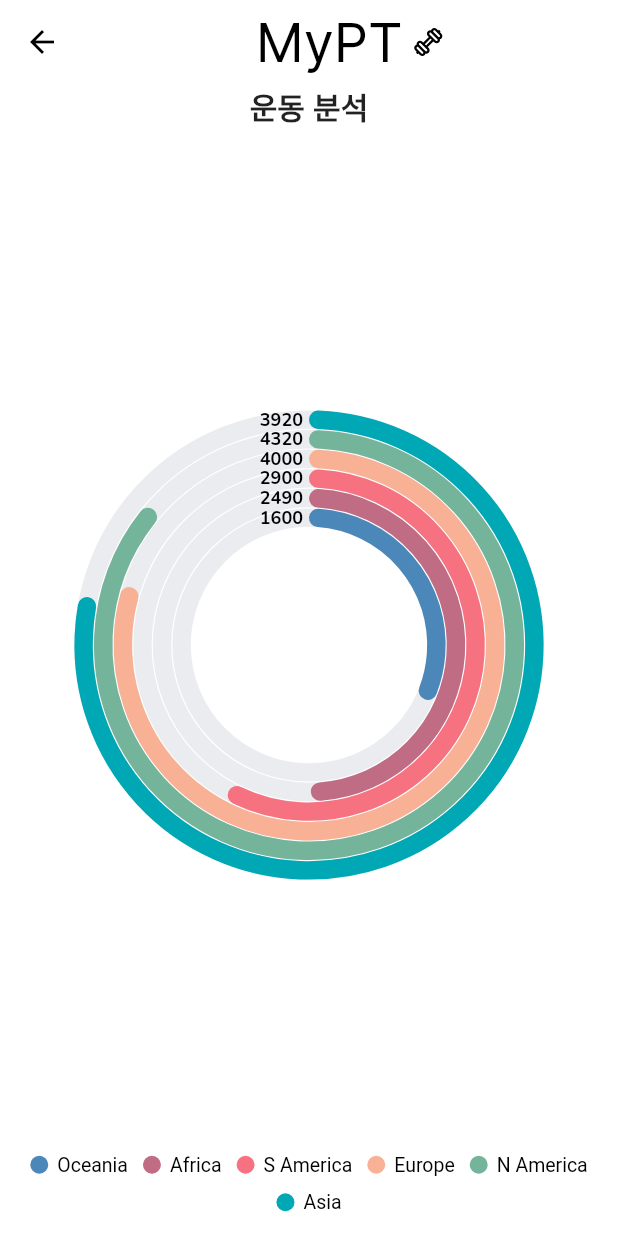
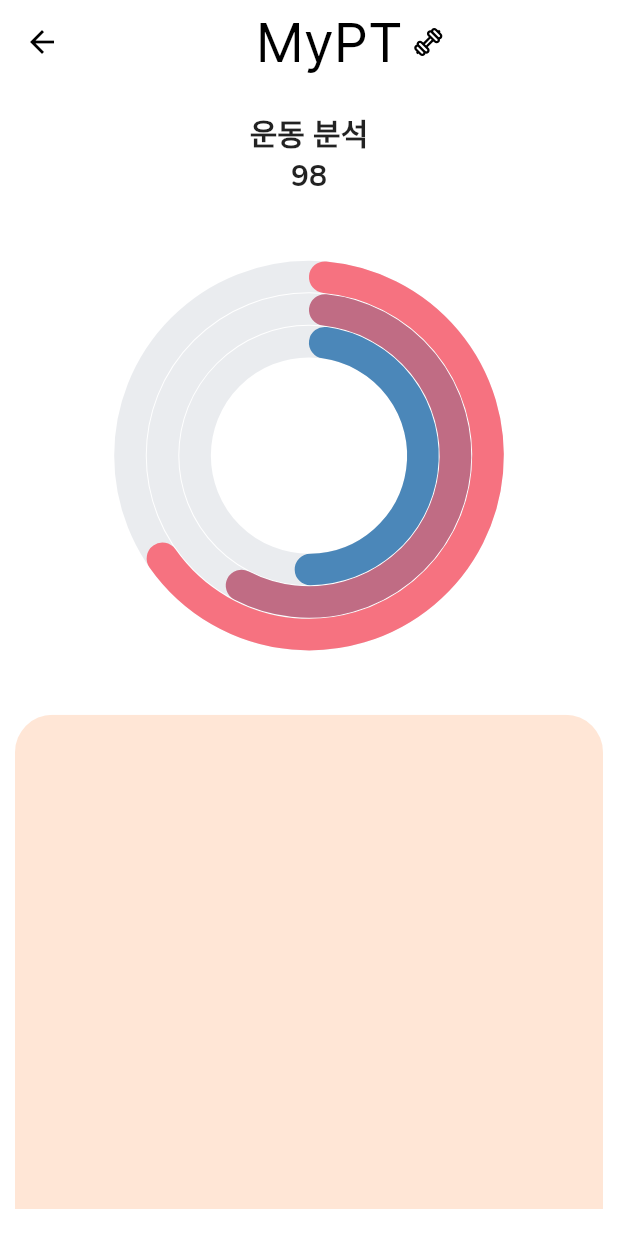
Before and after one commit to MuSeongPark/AI_APP_MyPT_StrongFriends, a Flutter app: the HomePage screen opened directly, after a tap on "당신의 운동을", on a phone screen of 412 x 824 dp. Run offline on Flutter 3.47's test engine with Material 2 defaults, Android fonts, the light colour scheme and no system bars; our stand-ins replace camera, flutter_signin_button, flutter_tts, get, image_picker, line_awesome_flutter and 1 more; missing offline and left inert: google_ml_kit; network calls fail.

Commit message:
Graph UI on Progress

```diff
--- a/mypt/lib/components/leaderboard_tile.dart
+++ b/mypt/lib/components/leaderboard_tile.dart
@@ -22,7 +22,7 @@ class LeaderBoardTile extends StatelessWidget {
         elevation: 2,
         shape: RoundedRectangleBorder(
             side: BorderSide(color: Colors.deepPurple, width: 0.5),
-            borderRadius: BorderRadius.circular(15)),
+            borderRadius: BorderRadius.circular(25)),
         child: Padding(
           padding: const EdgeInsets.symmetric(horizontal: 10.0),
           child: Row(
--- a/mypt/lib/screens/analysis/analysis_page.dart
+++ b/mypt/lib/screens/analysis/analysis_page.dart
@@ -4,11 +4,19 @@ import 'package:mypt/utils/build_appbar.dart';
 import 'package:syncfusion_flutter_charts/charts.dart';
 
 class AnalysisPage extends StatefulWidget {
+  final String? muscle;
+
+  AnalysisPage(this.muscle);
+
   @override
-  State<AnalysisPage> createState() => _AnalysisPageState();
+  State<AnalysisPage> createState() => _AnalysisPageState(muscle);
 }
 
 class _AnalysisPageState extends State<AnalysisPage> {
+  final String? muscle;
+
+  _AnalysisPageState(this.muscle);
+
   late List<GDPData> _chartData;
   late TooltipBehavior _tooltipBehavior;
 
@@ -23,16 +31,30 @@ class _AnalysisPageState extends State<AnalysisPage> {
   Widget build(BuildContext context) {
     return Scaffold(
       appBar: buildAppBar(),
-      body: Column(
+      body: Container(
+        padding: EdgeInsets.all(10),
+        child: Column(
           mainAxisAlignment: MainAxisAlignment.center,
           children: [
-          Text('운동 분석', style: subHeader),
-          Expanded(
+            SizedBox(
+              width: double.infinity,
+              child: Text(
+                '운동 분석',
+                style: subHeader,
+                textAlign: TextAlign.center,
+              ),
+            ),
+            SizedBox(
+              width: double.infinity,
+              child: Text(
+                '98',
+                style: subHeader,
+                textAlign: TextAlign.center,
+              ),
+            ),
+            Flexible(
+              flex: 1,
               child: SfCircularChart(
-              legend: Legend(
-                isVisible: true,
-                overflowMode: LegendItemOverflowMode.wrap,
-              ),
                 tooltipBehavior: _tooltipBehavior,
                 series: <CircularSeries>[
                   RadialBarSeries<GDPData, String>(
@@ -40,7 +62,7 @@ class _AnalysisPageState extends State<AnalysisPage> {
                     xValueMapper: (GDPData data, _) => data.continent,
                     yValueMapper: (GDPData data, _) => data.gdp,
                     dataLabelSettings: const DataLabelSettings(
-                    isVisible: true,
+                      isVisible: false,
                       textStyle: TextStyle(
                         fontFamily: 'Nunito',
                         fontWeight: FontWeight.w700,
@@ -48,24 +70,39 @@ class _AnalysisPageState extends State<AnalysisPage> {
                     ),
                     enableTooltip: true,
                     cornerStyle: CornerStyle.bothCurve,
-                  maximumValue: 5000,
+                    maximumValue: 150,
                   )
                 ],
               ),
             ),
+            Flexible(
+              flex: 1,
+              child: Positioned(
+                bottom: 0,
+                child: ClipRRect(
+                  borderRadius: BorderRadius.only(
+                    topLeft: Radius.circular(25),
+                    topRight: Radius.circular(25),
+                  ),
+                  child: Container(
+                    height: MediaQuery.of(context).size.height * 0.4,
+                    width: double.infinity,
+                    color: kLightIvoryColor,
+                  ),
+                ),
+              ),
+            )
           ],
+        ),
       ),
     );
   }
 
   List<GDPData> getChartData() {
     final List<GDPData> chartData = [
-      GDPData('Oceania', 1600),
-      GDPData('Africa', 2490),
-      GDPData('S America', 2900),
-      GDPData('Europe', 4000),
-      GDPData('N America', 4320),
-      GDPData('Asia', 3920),
+      GDPData('Push Up', 78),
+      GDPData('Squat', 89),
+      GDPData('Pull Up', 100),
     ];
     return chartData;
   }
--- a/mypt/lib/screens/main_page.dart
+++ b/mypt/lib/screens/main_page.dart
@@ -57,7 +57,7 @@ class MainPage extends StatelessWidget {
           ),
           InkWell(
             onTap: () {
-              Get.to(AnalysisPage());
+              Get.to(AnalysisPage('chest'));
             },
             child: ClipRRect(
               borderRadius: BorderRadius.circular(15),
--- a/mypt/lib/screens/registration_page.dart
+++ b/mypt/lib/screens/registration_page.dart
@@ -29,7 +29,7 @@ class RegistrationPage extends StatelessWidget {
               mainAxisAlignment: MainAxisAlignment.center,
               children: [
                 Image.asset(
-                  'assets/images/logo_mypt.png',
+                  'images/logo_mypt.png',
                   height: mediaquery.height * 0.2,
                   width: mediaquery.width * 0.8,
                   fit: BoxFit.contain,
```
Also changed, not shown: mypt/lib/controller/dto/LoginReqDto.dart (added, +11 -0 lines), mypt/lib/data/muscle_list.dart (+12 -7 lines), mypt/lib/domain/user/user_provider.dart (+9 -0 lines), mypt/lib/domain/user/user_repository.dart (+17 -0 lines), mypt/lib/main.dart (+11 -9 lines), mypt/lib/screens/workout_description_page.dart (+28 -11 lines). Lines whose indentation alone changed are shown as unchanged.
